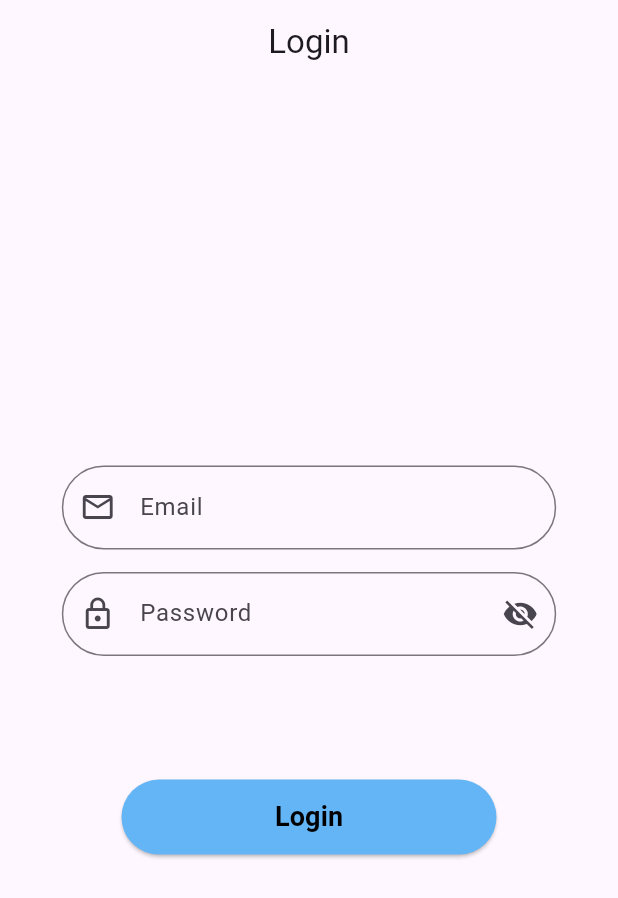
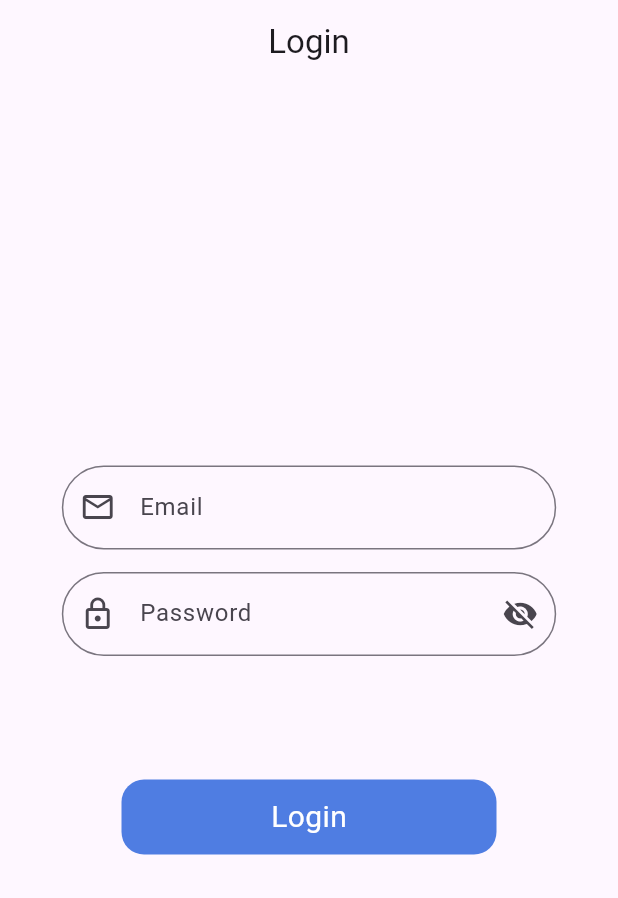
Before and after one commit to rn-byte/Flutter_MVVM_Arch, a Flutter app: the screen it shows after launch, on a phone screen of 412 x 824 dp. Shown: the top 898 px of the screen. Run offline on Flutter 3.47's test engine with Material 3 defaults, Android fonts, the phone set to English and light mode, and no system bars; our stand-ins replace another_flushbar, fluttertoast.

Commit message:
component and resource added

```diff
--- /dev/null
+++ b/lib/res/colors.dart
@@ -0,0 +1,7 @@
+import 'package:flutter/material.dart';
+
+class AppColor {
+  static const Color blackColor = Color(0xff000000);
+  static const Color whiteColor = Color(0xffffffff);
+  static const Color buttonColor = Color.fromARGB(255, 79, 125, 226);
+}
--- /dev/null
+++ b/lib/res/compenents/round_button.dart
@@ -0,0 +1,37 @@
+import 'package:flutter/material.dart';
+import 'package:flutter_mvvm/res/colors.dart';
+
+class RoundButton extends StatelessWidget {
+  final String title;
+  final bool loading;
+  final VoidCallback onPress;
+  const RoundButton({
+    super.key,
+    required this.title,
+    this.loading = false,
+    required this.onPress,
+  });
+
+  @override
+  Widget build(BuildContext context) {
+    return GestureDetector(
+      onTap: onPress,
+      child: Container(
+        height: 50,
+        width: 250,
+        decoration: BoxDecoration(
+          color: AppColor.buttonColor,
+          borderRadius: BorderRadius.circular(15),
+        ),
+        child: Center(
+            child: Text(
+          title,
+          style: const TextStyle(
+            color: AppColor.whiteColor,
+            fontSize: 20,
+          ),
+        )),
+      ),
+    );
+  }
+}
--- a/lib/view/login_view.dart
+++ b/lib/view/login_view.dart
@@ -1,4 +1,5 @@
 import 'package:flutter/material.dart';
+import 'package:flutter_mvvm/res/compenents/round_button.dart';
 // ignore: unused_import
 import 'package:flutter_mvvm/utils/routes/routes_name.dart';
 import '../utils/utils.dart';
@@ -18,6 +19,16 @@ class _LoginViewState extends State<LoginView> {
   FocusNode passFocus = FocusNode();
 
   ValueNotifier<bool> _obscureText = ValueNotifier<bool>(true);
+  @override
+  void dispose() {
+    super.dispose();
+    emailController.dispose();
+    passController.dispose();
+    emailFocus.dispose();
+    passFocus.dispose();
+    _obscureText.dispose();
+  }
+
   @override
   Widget build(BuildContext context) {
     final height = MediaQuery.of(context).size.height * 1;
@@ -82,31 +93,35 @@ class _LoginViewState extends State<LoginView> {
               SizedBox(
                 height: height * 0.1,
               ),
-              SizedBox(
-                width: 250,
-                height: 50,
-                child: ElevatedButton(
-                  style: ButtonStyle(
-                      backgroundColor:
-                          WidgetStatePropertyAll(Colors.blue[300])),
-                  onPressed: () {
-                    //print(value.emailController.toString());
-                  },
-                  child:
-                      //value.loading
-                      //  ? const CircularProgressIndicator(
-                      //     color: Colors.white,
-                      //    )
-                      //:
-                      const Text(
-                    'Login',
-                    style: TextStyle(
-                      color: Colors.black,
-                      fontSize: 18,
-                      fontWeight: FontWeight.bold,
-                    ),
-                  ),
-                ),
+              // SizedBox(
+              //   width: 250,
+              //   height: 50,
+              //   child: ElevatedButton(
+              //     style: ButtonStyle(
+              //         backgroundColor:
+              //             WidgetStatePropertyAll(Colors.blue[300])),
+              //     onPressed: () {
+              //       //print(value.emailController.toString());
+              //     },
+              //     child:
+              //         //value.loading
+              //         //  ? const CircularProgressIndicator(
+              //         //     color: Colors.white,
+              //         //    )
+              //         //:
+              //         const Text(
+              //       'Login',
+              //       style: TextStyle(
+              //         color: Colors.black,
+              //         fontSize: 18,
+              //         fontWeight: FontWeight.bold,
+              //       ),
+              //     ),
+              //   ),
+              // )
+              RoundButton(
+                title: 'Login',
+                onPress: () {},
               )
             ],
           ),
```
